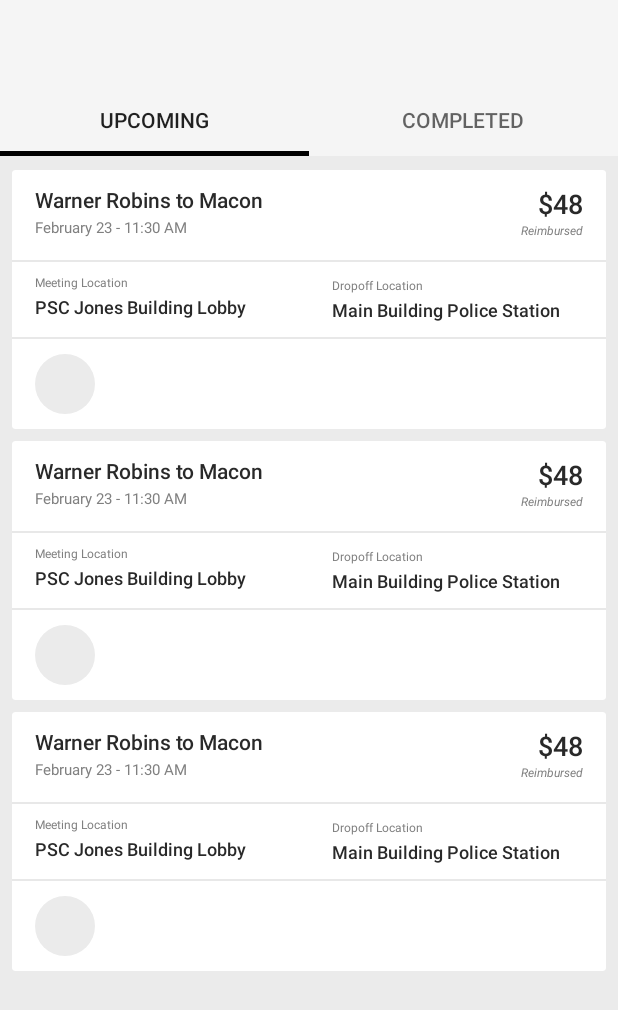
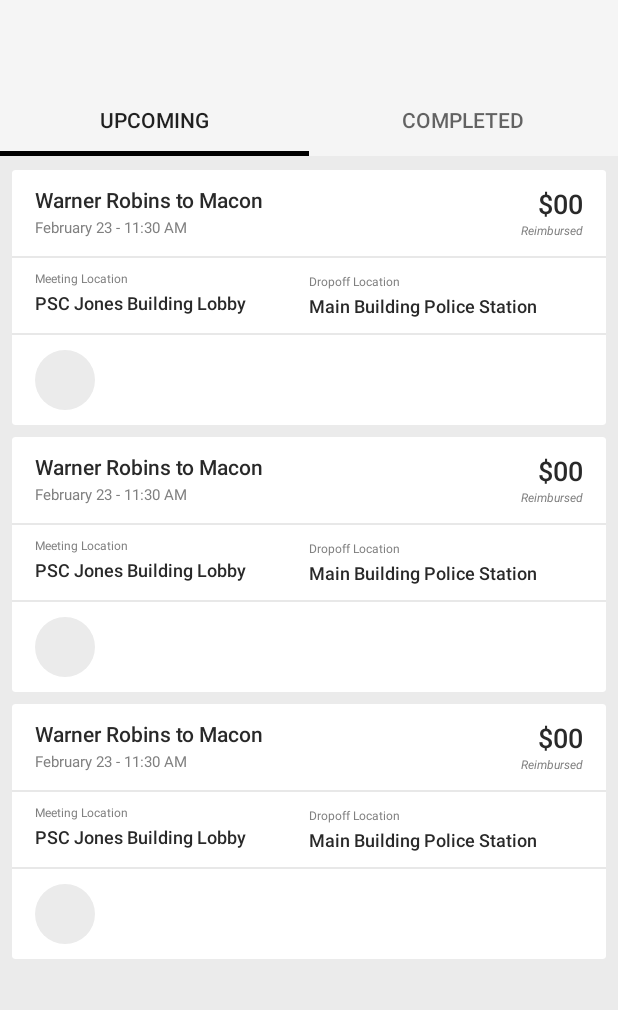
Before and after one commit to omegadeep10/knight-rider-android2, an Android app: the layout activity_main.xml on its own in the app's theme, with its tools: preview values and no code run, on a phone screen of 412 x 824 dp. Shown: the top 1010 px of the screen. Run offline under Robolectric (Android 15) with nearby library versions, the phone set to English and light mode, and no system bars.

Commit message:
Add pull to refresh functionality

```diff
--- a/app/src/main/java/edu/mga/knight_rider/network/CustomDateAdapter.java
+++ b/app/src/main/java/edu/mga/knight_rider/network/CustomDateAdapter.java
@@ -9,6 +9,8 @@ import java.util.Date;
 
 /**
  * Created by omega on 025, Mar, 25.
+ *
+ * This is Date adapter so that GSON can parse the Unix time dates
  */
 
 public class CustomDateAdapter extends TypeAdapter<Date> {
--- a/app/src/main/res/layout/activity_main.xml
+++ b/app/src/main/res/layout/activity_main.xml
@@ -6,6 +6,11 @@
     android:layout_width="match_parent"
     android:layout_height="match_parent"
     android:fitsSystemWindows="true">
+
+    <android.support.v4.widget.SwipeRefreshLayout
+        android:layout_width="match_parent"
+        android:layout_height="match_parent"
+        android:id="@+id/swipe_container">
 
         <android.support.design.widget.CoordinatorLayout xmlns:android="http://schemas.android.com/apk/res/android"
             xmlns:tools="http://schemas.android.com/tools"
@@ -65,6 +70,8 @@
 
         </android.support.design.widget.CoordinatorLayout>
 
+    </android.support.v4.widget.SwipeRefreshLayout>
+
     <!-- Container for contents of drawer - use NavigationView to make configuration easier -->
     <android.support.design.widget.NavigationView
         android:id="@+id/nav_view"
--- a/app/src/main/res/layout/ride_card.xml
+++ b/app/src/main/res/layout/ride_card.xml
@@ -22,57 +22,57 @@
 
             <RelativeLayout
                 android:layout_width="fill_parent"
-                android:layout_height="60dp"
+                android:layout_height="57dp"
+                android:paddingBottom="10dp"
                 android:paddingLeft="15dp"
                 android:paddingRight="15dp"
-                android:paddingBottom="10dp"
                 android:paddingTop="10dp">
 
                 <TextView
                     android:id="@+id/cardTitle"
-                    android:fontFamily="sans-serif-medium"
                     android:layout_width="match_parent"
                     android:layout_height="wrap_content"
+                    android:layout_alignParentLeft="true"
+                    android:fontFamily="sans-serif-medium"
                     android:textColor="@color/fontBlack"
-                    tools:text="Warner Robins to Macon"
                     android:textSize="14sp"
                     android:textStyle="normal"
-                    android:layout_alignParentLeft="true"
-                    android:typeface="sans" />
+                    android:typeface="sans"
+                    tools:text="Warner Robins to Macon" />
 
                 <TextView
                     android:id="@+id/departureTime"
                     android:layout_width="match_parent"
                     android:layout_height="wrap_content"
+                    android:layout_alignParentLeft="true"
+                    android:layout_below="@id/cardTitle"
                     android:paddingTop="2dp"
                     android:textColor="#808080"
-                    tools:text="February 23 - 11:30 AM"
                     android:textSize="10sp"
-                    android:layout_alignParentLeft="true"
-                    android:layout_below="@id/cardTitle"
                     android:textStyle="normal"
-                    android:typeface="sans" />
+                    android:typeface="sans"
+                    tools:text="February 23 - 11:30 AM" />
 
                 <TextView
                     android:id="@+id/reimbursement"
-                    android:fontFamily="sans-serif-medium"
-                    android:textSize="18sp"
-                    android:textColor="@color/fontBlack"
                     android:layout_width="50dp"
-                    android:textAlignment="textEnd"
                     android:layout_height="wrap_content"
                     android:layout_alignParentRight="true"
-                    tools:text="$48"/>
+                    android:fontFamily="sans-serif-medium"
+                    android:text="$00"
+                    android:textAlignment="textEnd"
+                    android:textColor="@color/fontBlack"
+                    android:textSize="18sp" />
 
                 <TextView
                     android:layout_width="50dp"
                     android:layout_height="wrap_content"
-                    android:textColor="#808080"
-                    android:textAlignment="textEnd"
-                    tools:text="Reimbursed"
-                    android:textSize="8sp"
                     android:layout_alignParentRight="true"
                     android:layout_below="@id/reimbursement"
+                    android:text="Reimbursed"
+                    android:textAlignment="textEnd"
+                    android:textColor="#808080"
+                    android:textSize="8sp"
                     android:textStyle="italic"
                     android:typeface="sans" />
 
@@ -122,7 +122,6 @@
                     android:layout_width="match_parent"
                     android:layout_height="match_parent"
                     android:layout_weight="1"
-                    android:paddingLeft="15dp"
                     android:paddingRight="15dp"
                     android:paddingBottom="5dp"
                     android:paddingTop="10dp">
```
Also changed, not shown: app/src/main/java/edu/mga/knight_rider/MainActivity.java (+43 -4 lines), app/src/main/java/edu/mga/knight_rider/network/GetTripDataService.java (+6 -1 lines). Lines whose indentation alone changed are shown as unchanged.
